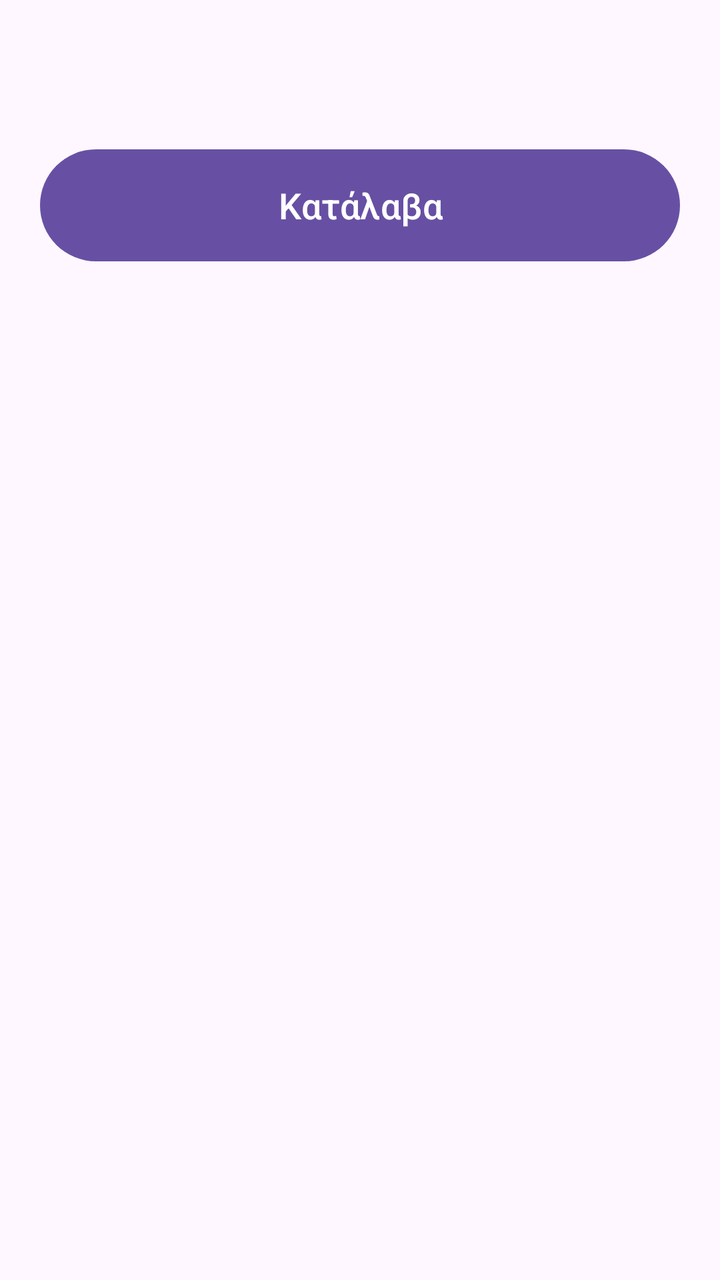
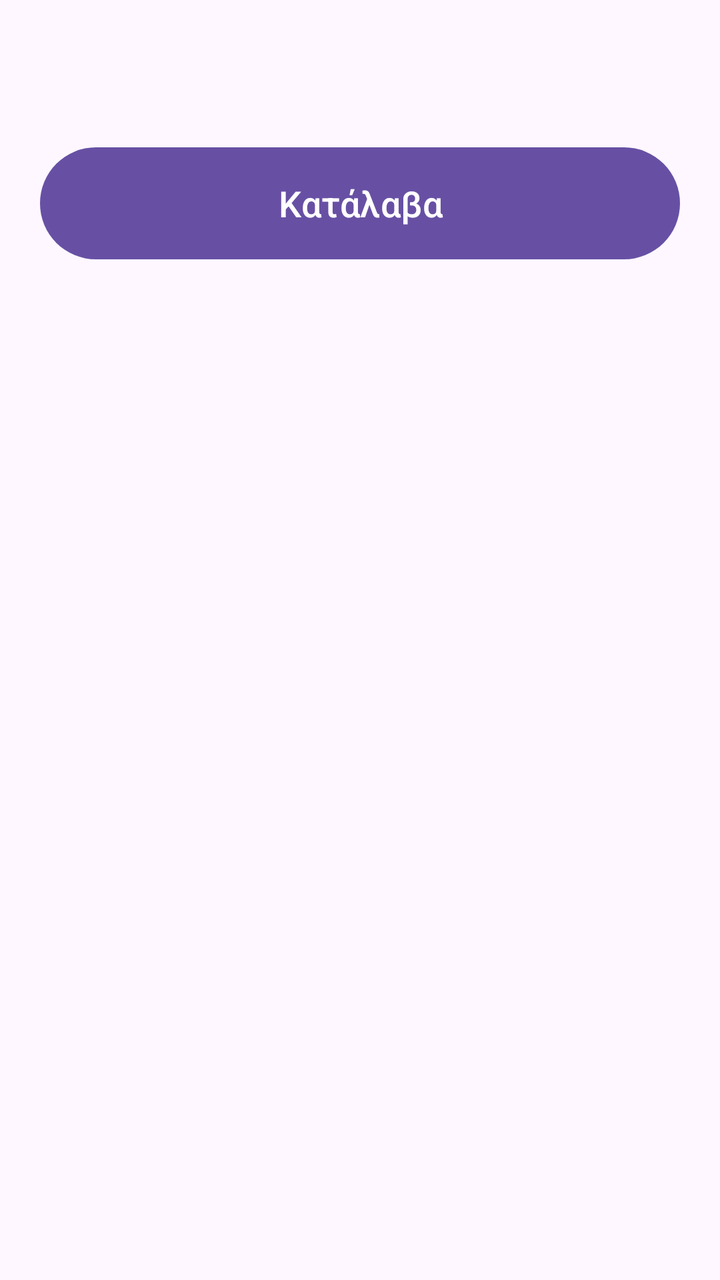

Screens rendered from an Android XML layout before and after an edit, with the pre-edit source and the edit as a unified diff.
<!-- AndroidManifest.xml: application theme Theme.GreekVoiceAssistant -->
<!-- res/layout/activity_caregiver_notice.xml -->
<?xml version="1.0" encoding="utf-8"?>
<androidx.core.widget.NestedScrollView
    xmlns:android="http://schemas.android.com/apk/res/android"
    android:layout_width="match_parent"
    android:layout_height="match_parent"
    android:fillViewport="true">

    <LinearLayout
        android:layout_width="match_parent"
        android:layout_height="wrap_content"
        android:orientation="vertical"
        android:padding="20dp">

        <TextView
            android:id="@+id/txtNoticeBody"
            android:layout_width="match_parent"
            android:layout_height="wrap_content"
            android:textSize="17sp"
            android:lineSpacingMultiplier="1.25"
            android:textIsSelectable="true" />

        <Button
            android:id="@+id/btnNoticeDone"
            android:layout_width="match_parent"
            android:layout_height="wrap_content"
            android:layout_marginTop="28dp"
            android:layout_marginBottom="24dp"
            android:minHeight="64dp"
            android:text="Κατάλαβα"
            android:textSize="18sp" />
    </LinearLayout>
</androidx.core.widget.NestedScrollView>
<!-- resources referenced by this layout -->
<resources>
  <style name="Theme.GreekVoiceAssistant" parent="Base.Theme.GreekVoiceAssistant" />
  <style name="Base.Theme.GreekVoiceAssistant" parent="Theme.Material3.DayNight.NoActionBar">
          
          
      </style>
</resources>

<!-- the commit's change to res/layout/activity_caregiver_notice.xml (unified diff, before → after) -->
@@ -6,6 +6,7 @@
     android:fillViewport="true">
 
     <LinearLayout
+        android:id="@+id/noticeContent"
         android:layout_width="match_parent"
         android:layout_height="wrap_content"
         android:orientation="vertical"
@@ -15,7 +16,7 @@
             android:id="@+id/txtNoticeBody"
             android:layout_width="match_parent"
             android:layout_height="wrap_content"
-            android:textSize="17sp"
+            android:textSize="16sp"
             android:lineSpacingMultiplier="1.25"
             android:textIsSelectable="true" />
 
